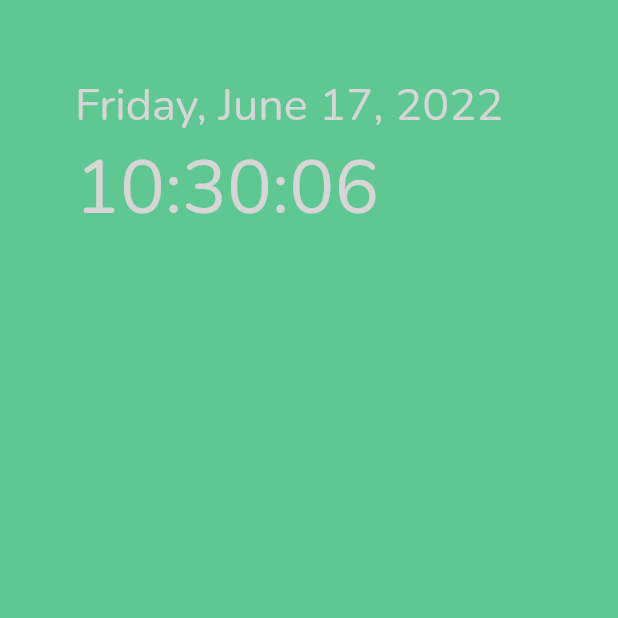
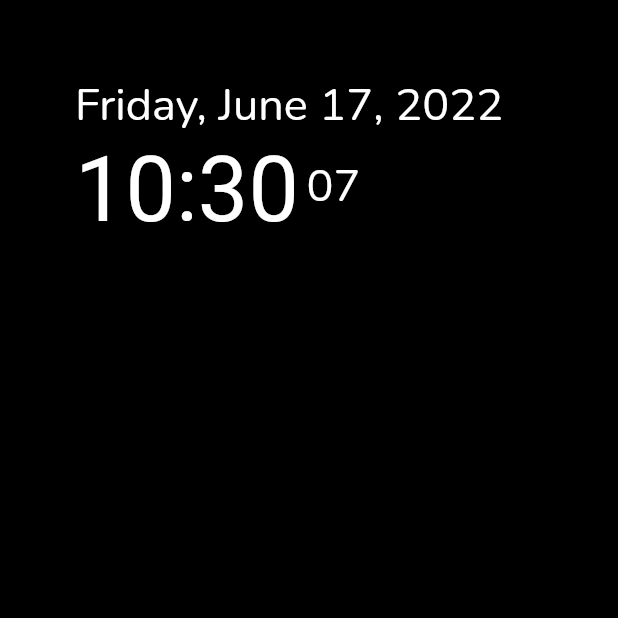
Before and after one commit to bojidartonchev/kribo, a Flutter app: the screen it shows after launch, on a phone screen of 412 x 824 dp, the top half of it. Run offline on Flutter 3.47's test engine with Material 2 defaults, Android fonts, the phone set to English and light mode, and no system bars; our stand-ins replace google_fonts, weather; missing offline and left inert: news_api_flutter_package; network calls fail.

```diff
--- a/lib/main.dart
+++ b/lib/main.dart
@@ -3,8 +3,7 @@ import 'package:flutter/material.dart';
 import 'package:flutter/services.dart';
 import 'package:flutter_localizations/flutter_localizations.dart';
 import 'package:kribo/generated/l10n.dart';
-import 'package:kribo/themes/dark.dart';
-import 'package:kribo/themes/light.dart';
+import 'package:kribo/themes/kribo.dart';
 import 'package:kribo/views/dashboard.dart';
 
 void main() {
@@ -35,8 +34,7 @@ class _AppState extends State<App> {
         GlobalCupertinoLocalizations.delegate,
       ],
       supportedLocales: S.delegate.supportedLocales,
-      theme: LightTheme.theme,
-      darkTheme: DarkTheme.theme,
+      theme: KriboTheme.theme,
       themeMode: ThemeMode.dark,
       home: const DashboardView(),
     );
--- a/lib/themes/dark.dart
+++ /dev/null
@@ -1,58 +0,0 @@
-import 'package:flutter/material.dart';
-import 'package:google_fonts/google_fonts.dart';
-
-class DarkTheme {
-  static const Color background = Color(0xff2c2f33);
-  static const Color primary = Color(0xff5ec792);
-  static const Color primaryLight = Colors.lightGreen;
-  static const Color card = Color(0xff252525);
-  static const Color title = Color(0xffd6d6d6);
-  static const Color subtitle = Color(0xff909090);
-
-  static ThemeData theme = ThemeData(
-      brightness: Brightness.dark,
-      primaryColor: background,
-      primaryColorDark: primary,
-      scaffoldBackgroundColor: primary,
-      colorScheme:
-          const ColorScheme.dark(primary: primary, secondary: primaryLight),
-      textSelectionTheme: const TextSelectionThemeData(cursorColor: title),
-      iconTheme: const IconThemeData(color: title),
-      textTheme: GoogleFonts.nunitoTextTheme()
-          .apply(bodyColor: title, displayColor: title)
-          .copyWith(
-              subtitle1: const TextStyle(color: title),
-              caption: const TextStyle(color: subtitle)),
-      inputDecorationTheme: const InputDecorationTheme(
-        border: OutlineInputBorder(
-            borderRadius: BorderRadius.all(Radius.circular(5))),
-      ),
-      cardTheme: const CardTheme(
-          elevation: 8,
-          color: card,
-          margin: EdgeInsets.all(4),
-          shadowColor: Colors.white10,
-          clipBehavior: Clip.antiAliasWithSaveLayer),
-      tooltipTheme: const TooltipThemeData(
-          decoration: BoxDecoration(
-            color: Colors.transparent,
-          ),
-          textStyle: TextStyle(color: Colors.transparent)),
-      appBarTheme: const AppBarTheme(
-          toolbarHeight: 70,
-          color: card,
-          iconTheme: IconThemeData(color: title),
-          shadowColor: Colors.white10,
-          elevation: 4),
-      dividerTheme: DividerThemeData(
-        color: title.withOpacity(0.2),
-        thickness: 0,
-        endIndent: 0,
-        indent: 0,
-      ),
-      scrollbarTheme: ScrollbarThemeData(
-          isAlwaysShown: false,
-          showTrackOnHover: false,
-          thumbColor: MaterialStateProperty.all(primary),
-          thickness: MaterialStateProperty.all(5)));
-}
--- /dev/null
+++ b/lib/themes/kribo.dart
@@ -0,0 +1,17 @@
+import 'package:flutter/material.dart';
+import 'package:google_fonts/google_fonts.dart';
+
+class KriboTheme {
+  static const Color background = Colors.black;
+  static const Color title = Colors.white;
+
+  static ThemeData theme = ThemeData(
+      brightness: Brightness.dark,
+      scaffoldBackgroundColor: background,
+      iconTheme: const IconThemeData(color: title),
+      textTheme: GoogleFonts.nunitoTextTheme()
+          .apply(bodyColor: title, displayColor: title)
+          .copyWith(
+              subtitle1: const TextStyle(color: title)),
+      );
+}
--- a/lib/themes/light.dart
+++ /dev/null
@@ -1,58 +0,0 @@
-import 'package:flutter/material.dart';
-import 'package:google_fonts/google_fonts.dart';
-
-class LightTheme {
-  static const Color background = Color(0xffF3F4F6);
-  static const Color primary = Color(0xff5ec792);
-  static const Color primaryLight = Colors.lightGreen;
-  static const Color card = Colors.white;
-  static const Color title = Colors.black54;
-  static const Color subtitle = Color(0xff909090);
-
-  static ThemeData theme = ThemeData(
-      brightness: Brightness.light,
-      primaryColor: background,
-      primaryColorDark: primary,
-      scaffoldBackgroundColor: background,
-      colorScheme:
-          const ColorScheme.light(primary: primary, secondary: primaryLight),
-      textSelectionTheme: const TextSelectionThemeData(cursorColor: title),
-      iconTheme: const IconThemeData(color: title),
-      textTheme: GoogleFonts.nunitoTextTheme()
-          .apply(bodyColor: title, displayColor: title)
-          .copyWith(
-              subtitle1: const TextStyle(color: title),
-              caption: const TextStyle(color: subtitle)),
-      inputDecorationTheme: const InputDecorationTheme(
-        border: OutlineInputBorder(
-            borderRadius: BorderRadius.all(Radius.circular(5))),
-      ),
-      cardTheme: const CardTheme(
-          elevation: 2,
-          color: card,
-          margin: EdgeInsets.all(4),
-          shadowColor: Colors.black12,
-          clipBehavior: Clip.antiAliasWithSaveLayer),
-      tooltipTheme: const TooltipThemeData(
-          decoration: BoxDecoration(
-            color: Colors.transparent,
-          ),
-          textStyle: TextStyle(color: Colors.transparent)),
-      appBarTheme: const AppBarTheme(
-          toolbarHeight: 70,
-          color: card,
-          iconTheme: IconThemeData(color: title),
-          shadowColor: Colors.black12,
-          elevation: 4),
-      dividerTheme: DividerThemeData(
-        color: title.withOpacity(0.2),
-        thickness: 0,
-        endIndent: 0,
-        indent: 0,
-      ),
-      scrollbarTheme: ScrollbarThemeData(
-          isAlwaysShown: false,
-          showTrackOnHover: false,
-          thumbColor: MaterialStateProperty.all(primary),
-          thickness: MaterialStateProperty.all(5)));
-}
--- a/lib/views/components/time.dart
+++ b/lib/views/components/time.dart
@@ -12,7 +12,7 @@ class TimeComponent extends StatefulWidget {
 
 class _TimeComponentState extends State<TimeComponent> {
   late Timer _timer;
-  DateTime? _now;
+  late DateTime _now;
 
   @override
   void initState() {
@@ -22,6 +22,8 @@ class _TimeComponentState extends State<TimeComponent> {
             _now = DateTime.now();
       }),
     );
+
+    _now = DateTime.now();
 
     super.initState();
   }
@@ -35,12 +37,8 @@ class _TimeComponentState extends State<TimeComponent> {
 
   @override
   Widget build(BuildContext context) {
-    if(_now == null){
-      return const SizedBox();
-    }
-
-    String formattedDate = DateFormat('EEEE, MMMM dd, yyyy').format(_now!);
-    String formattedTime = DateFormat('HH:mm:ss').format(_now!);
+    String formattedDate = DateFormat('EEEE, MMMM dd, yyyy').format(_now);
+    String formattedTime = DateFormat('HH:mm').format(_now);
 
     return Padding(
       padding: const EdgeInsets.all(50),
@@ -48,8 +46,19 @@ class _TimeComponentState extends State<TimeComponent> {
         crossAxisAlignment: CrossAxisAlignment.start,
         children: [
           Text(formattedDate, style: const TextStyle(fontSize: 30)),
-          Text(formattedTime, style: const TextStyle(fontSize: 50))
-        ],
+          RichText(
+              text: TextSpan(
+                text: formattedTime,
+                style: const TextStyle(fontSize: 60),
+                children: <InlineSpan>[
+                WidgetSpan(
+                  alignment: PlaceholderAlignment.top,
+                  child: Container(
+                      padding: const EdgeInsets.symmetric(horizontal: 5, vertical: 13),
+                      child: Text(_now.second.toString().padLeft(2, '0'), style: const TextStyle(fontSize: 30)))),
+                ],
+              )),
+        ]
       ),
     );
   }
--- a/lib/views/components/weather.dart
+++ b/lib/views/components/weather.dart
@@ -23,7 +23,7 @@ class _WeatherComponentState extends State<WeatherComponent> {
     _weatherFactory = WeatherFactory('a45ad855438bc1581727288bc93a611b');
 
     _timer = Timer.periodic(
-      const Duration(seconds: 1),
+      const Duration(minutes: 1),
           (Timer t) => _requestWeather,
     );
 
@@ -62,7 +62,7 @@ class _WeatherComponentState extends State<WeatherComponent> {
           Row(
             children: [
               Image.network('https://openweathermap.org/img/w/${_weather!.weatherIcon!}.png'),
-              Text(S.of(context).weather_degrees_format(degrees), style: const TextStyle(fontSize: 50))
+              Text(S.of(context).weather_degrees_format(degrees), style: const TextStyle(fontSize: 60))
             ],
           ),
           Text(_weather!.areaName!, style: const TextStyle(fontSize: 30)),
--- a/lib/views/dashboard.dart
+++ b/lib/views/dashboard.dart
@@ -1,4 +1,5 @@
 import 'package:flutter/material.dart';
+import 'package:kribo/views/components/news.dart';
 import 'package:kribo/views/components/time.dart';
 import 'package:kribo/views/components/weather.dart';
 
@@ -14,6 +15,7 @@ class _DashboardViewState extends State<DashboardView> {
   Widget build(BuildContext context) {
     return Scaffold(
       body: Column(
+        mainAxisSize: MainAxisSize.max,
         children: [
           Row(
             mainAxisAlignment: MainAxisAlignment.spaceBetween,
@@ -21,7 +23,9 @@ class _DashboardViewState extends State<DashboardView> {
               TimeComponent(),
               WeatherComponent(),
             ],
-          )
+          ),
+          const Spacer(),
+          const NewsComponent()
         ],
       ),
     );
--- a/pubspec.yaml
+++ b/pubspec.yaml
@@ -17,6 +17,7 @@ dependencies:
   intl: ^0.17.0-nullsafety.2
   weather: ^2.0.1
   google_fonts: ^2.0.0
+  news_api_flutter_package: ^1.1.0
 
 dev_dependencies:
   flutter_test:
```
Also changed, not shown: lib/views/components/news.dart (added, +107 -0 lines), pubspec.lock.
